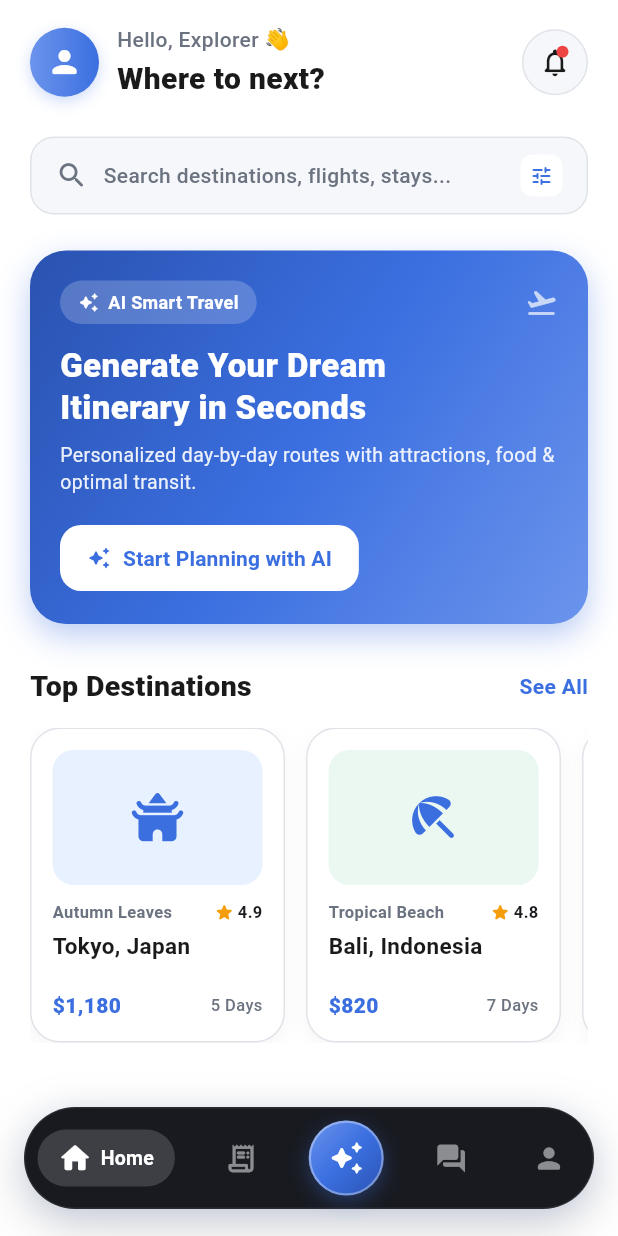
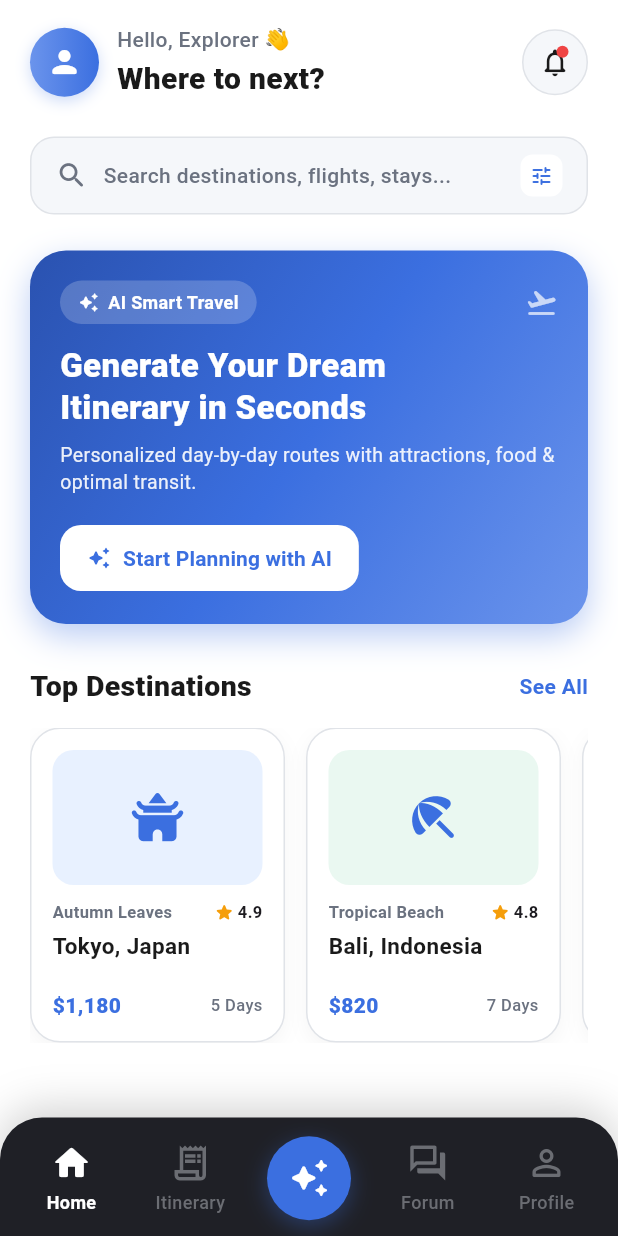
Before and after one commit to Rasyyao/tripo-flutter, a Flutter app: the MainPage screen opened directly, on a phone screen of 412 x 824 dp. Run offline on Flutter 3.47's test engine with Material 3 defaults, Android fonts, the phone set to English and light mode, and no system bars; our stand-ins replace flutter_bloc, flutter_svg.

Commit message:
fix: navigation bar

```diff
--- a/lib/widgets/floating_pill_nav_bar.dart
+++ b/lib/widgets/floating_pill_nav_bar.dart
@@ -18,7 +18,7 @@ class FloatingPillNavBar extends StatelessWidget {
   Color get _navBarBgColor {
     switch (theme) {
       case NavBarTheme.dark:
-        return const Color(0xFF181A20);
+        return const Color(0xFF1F2026);
       case NavBarTheme.light:
         return Colors.white;
       case NavBarTheme.primary:
@@ -29,7 +29,7 @@ class FloatingPillNavBar extends StatelessWidget {
   Color get _unselectedItemColor {
     switch (theme) {
       case NavBarTheme.dark:
-        return Colors.white.withOpacity(0.5);
+        return const Color(0xFF6B6D73);
       case NavBarTheme.light:
         return AppColors.textSecondary;
       case NavBarTheme.primary:
@@ -48,14 +48,20 @@ class FloatingPillNavBar extends StatelessWidget {
     }
   }
 
-  Color get _selectedPillBgColor {
+  Color get _centerColor =>
+      theme == NavBarTheme.primary ? Colors.white : AppColors.primary;
+
+  Color get _centerIconColor =>
+      theme == NavBarTheme.primary ? AppColors.primary : Colors.white;
+
+  Color get _homeIndicatorColor {
     switch (theme) {
       case NavBarTheme.dark:
-        return Colors.white.withOpacity(0.16);
+        return const Color(0xFF6B6D73);
       case NavBarTheme.light:
-        return AppColors.primary.withOpacity(0.12);
+        return Colors.black.withOpacity(0.2);
       case NavBarTheme.primary:
-        return Colors.white.withOpacity(0.22);
+        return Colors.white.withOpacity(0.5);
     }
   }
 
@@ -63,94 +69,127 @@ class FloatingPillNavBar extends StatelessWidget {
   Widget build(BuildContext context) {
     final bottomPadding = MediaQuery.of(context).padding.bottom;
 
-    return Padding(
+    return Container(
       padding: EdgeInsets.only(
-        left: 16,
-        right: 16,
-        bottom: bottomPadding > 0 ? bottomPadding + 6 : 18,
+        top: 12,
+        left: 8,
+        right: 8,
+        bottom: bottomPadding > 0 ? bottomPadding : 10,
       ),
-      child: Center(
-        child: ConstrainedBox(
-          constraints: const BoxConstraints(maxWidth: 440),
-          child: Container(
-            height: 68,
-            padding: const EdgeInsets.symmetric(horizontal: 8, vertical: 8),
       decoration: BoxDecoration(
         color: _navBarBgColor,
-              borderRadius: BorderRadius.circular(999),
-              border: Border.all(
-                color: theme == NavBarTheme.light
-                    ? AppColors.border
-                    : Colors.white.withOpacity(0.08),
-                width: 1,
-              ),
+        borderRadius: const BorderRadius.vertical(top: Radius.circular(28)),
         boxShadow: [
           BoxShadow(
             color: Colors.black.withOpacity(0.18),
-                  blurRadius: 28,
-                  offset: const Offset(0, 10),
-                ),
-                BoxShadow(
-                  color: AppColors.primary.withOpacity(0.12),
-                  blurRadius: 16,
-                  offset: const Offset(0, 4),
+            blurRadius: 24,
+            offset: const Offset(0, -6),
           ),
         ],
       ),
-            child: Row(
-              mainAxisAlignment: MainAxisAlignment.spaceBetween,
+      child: Column(
+        mainAxisSize: MainAxisSize.min,
         children: [
-                // Tab 0: Home
-                _PillNavItem(
-                  icon: Icons.home_rounded,
+          Row(
+            crossAxisAlignment: CrossAxisAlignment.center,
+            children: [
+              _NavItem(
+                icon: Icons.home_outlined,
+                selectedIcon: Icons.home_rounded,
                 label: 'Home',
                 isSelected: currentIndex == 0,
                 onTap: () => onTap(0),
                 selectedColor: _selectedItemColor,
                 unselectedColor: _unselectedItemColor,
-                  pillBgColor: _selectedPillBgColor,
               ),
-
-                // Tab 1: My Itinerary & logs
-                _PillNavItem(
-                  icon: Icons.receipt_long_rounded,
+              _NavItem(
+                icon: Icons.receipt_long_outlined,
+                selectedIcon: Icons.receipt_long_rounded,
                 label: 'Itinerary',
                 isSelected: currentIndex == 1,
                 onTap: () => onTap(1),
                 selectedColor: _selectedItemColor,
                 unselectedColor: _unselectedItemColor,
-                  pillBgColor: _selectedPillBgColor,
               ),
-
-                // Tab 2: Middle AI Itinerary Planner Button
-                _CenterAiNavButton(
+              Expanded(
+                child: _CenterAiNavButton(
                   isSelected: currentIndex == 2,
                   onTap: () => onTap(2),
+                  color: _centerColor,
+                  iconColor: _centerIconColor,
                 ),
-
-                // Tab 3: Forum / Community
-                _PillNavItem(
-                  icon: Icons.forum_rounded,
+              ),
+              _NavItem(
+                icon: Icons.forum_outlined,
+                selectedIcon: Icons.forum_rounded,
                 label: 'Forum',
                 isSelected: currentIndex == 3,
                 onTap: () => onTap(3),
                 selectedColor: _selectedItemColor,
                 unselectedColor: _unselectedItemColor,
-                  pillBgColor: _selectedPillBgColor,
               ),
-
-                // Tab 4: Profile
-                _PillNavItem(
-                  icon: Icons.person_rounded,
+              _NavItem(
+                icon: Icons.person_outline_rounded,
+                selectedIcon: Icons.person_rounded,
                 label: 'Profile',
                 isSelected: currentIndex == 4,
                 onTap: () => onTap(4),
                 selectedColor: _selectedItemColor,
                 unselectedColor: _unselectedItemColor,
-                  pillBgColor: _selectedPillBgColor,
               ),
             ],
           ),
+        ],
+      ),
+    );
+  }
+}
+
+class _NavItem extends StatelessWidget {
+  const _NavItem({
+    required this.icon,
+    required this.selectedIcon,
+    required this.label,
+    required this.isSelected,
+    required this.onTap,
+    required this.selectedColor,
+    required this.unselectedColor,
+  });
+
+  final IconData icon;
+  final IconData selectedIcon;
+  final String label;
+  final bool isSelected;
+  final VoidCallback onTap;
+  final Color selectedColor;
+  final Color unselectedColor;
+
+  @override
+  Widget build(BuildContext context) {
+    final color = isSelected ? selectedColor : unselectedColor;
+
+    return Expanded(
+      child: GestureDetector(
+        onTap: onTap,
+        behavior: HitTestBehavior.opaque,
+        child: Padding(
+          padding: const EdgeInsets.symmetric(vertical: 4),
+          child: Column(
+            mainAxisSize: MainAxisSize.min,
+            children: [
+              Icon(isSelected ? selectedIcon : icon, color: color, size: 28),
+              const SizedBox(height: 4),
+              Text(
+                label,
+                maxLines: 1,
+                overflow: TextOverflow.ellipsis,
+                style: TextStyle(
+                  fontSize: 12,
+                  fontWeight: isSelected ? FontWeight.w600 : FontWeight.w500,
+                  color: color,
+                ),
+              ),
+            ],
           ),
         ),
       ),
@@ -158,171 +197,46 @@ class FloatingPillNavBar extends StatelessWidget {
   }
 }
 
-class _PillNavItem extends StatelessWidget {
-  const _PillNavItem({
-    required this.icon,
-    required this.label,
+class _CenterAiNavButton extends StatelessWidget {
+  const _CenterAiNavButton({
     required this.isSelected,
     required this.onTap,
-    required this.selectedColor,
-    required this.unselectedColor,
-    required this.pillBgColor,
+    required this.color,
+    required this.iconColor,
   });
 
-  final IconData icon;
-  final String label;
   final bool isSelected;
   final VoidCallback onTap;
-  final Color selectedColor;
-  final Color unselectedColor;
-  final Color pillBgColor;
+  final Color color;
+  final Color iconColor;
 
   @override
   Widget build(BuildContext context) {
     return GestureDetector(
       onTap: onTap,
       behavior: HitTestBehavior.opaque,
-      child: AnimatedContainer(
-        duration: const Duration(milliseconds: 280),
-        curve: Curves.easeOutCubic,
-        padding: EdgeInsets.symmetric(
-          horizontal: isSelected ? 14 : 10,
-          vertical: 8,
-        ),
-        decoration: BoxDecoration(
-          color: isSelected ? pillBgColor : Colors.transparent,
-          borderRadius: BorderRadius.circular(999),
-        ),
-        child: Row(
-          mainAxisSize: MainAxisSize.min,
-          children: [
-            TweenAnimationBuilder<double>(
-              tween: Tween(begin: 1.0, end: isSelected ? 1.08 : 1.0),
+      child: Center(
+        child: AnimatedScale(
+          scale: isSelected ? 1.08 : 1.0,
           duration: const Duration(milliseconds: 240),
           curve: Curves.easeOutBack,
-              builder: (_, scale, child) => Transform.scale(scale: scale, child: child),
-              child: Icon(
-                icon,
-                color: isSelected ? selectedColor : unselectedColor,
-                size: 22,
-              ),
-            ),
-            AnimatedSize(
-              duration: const Duration(milliseconds: 260),
-              curve: Curves.easeOutCubic,
-              alignment: Alignment.centerLeft,
-              child: isSelected
-                  ? Padding(
-                      padding: const EdgeInsets.only(left: 6),
-                      child: AnimatedOpacity(
-                        duration: const Duration(milliseconds: 220),
-                        opacity: isSelected ? 1.0 : 0.0,
-                        child: Text(
-                          label,
-                          style: TextStyle(
-                            fontSize: 13,
-                            fontWeight: FontWeight.w700,
-                            color: selectedColor,
-                            letterSpacing: 0.2,
-                          ),
-                          maxLines: 1,
-                          overflow: TextOverflow.clip,
-                        ),
-                      ),
-                    )
-                  : const SizedBox.shrink(),
+          child: Container(
+            padding: const EdgeInsets.all(14),
+            decoration: BoxDecoration(
+              color: color,
+              shape: BoxShape.circle,
+              boxShadow: [
+                BoxShadow(
+                  color: color.withOpacity(isSelected ? 0.55 : 0.35),
+                  blurRadius: isSelected ? 18 : 12,
+                  offset: const Offset(0, 4),
                 ),
               ],
+            ),
+            child: Icon(Icons.auto_awesome_rounded, color: iconColor, size: 28),
+          ),
         ),
       ),
     );
   }
 }
-
-class _CenterAiNavButton extends StatefulWidget {
-  const _CenterAiNavButton({
-    required this.isSelected,
-    required this.onTap,
-  });
-
-  final bool isSelected;
-  final VoidCallback onTap;
-
-  @override
-  State<_CenterAiNavButton> createState() => _CenterAiNavButtonState();
-}
-
-class _CenterAiNavButtonState extends State<_CenterAiNavButton>
-    with SingleTickerProviderStateMixin {
-  late final AnimationController _pulseController;
-
-  @override
-  void initState() {
-    super.initState();
-    _pulseController = AnimationController(
-      vsync: this,
-      duration: const Duration(milliseconds: 2000),
-    )..repeat(reverse: true);
-  }
-
-  @override
-  void dispose() {
-    _pulseController.dispose();
-    super.dispose();
-  }
-
-  @override
-  Widget build(BuildContext context) {
-    return GestureDetector(
-      onTap: widget.onTap,
-      child: AnimatedBuilder(
-        animation: _pulseController,
-        builder: (context, child) {
-          final pulse = 1.0 + (_pulseController.value * 0.06);
-
-          return Transform.scale(
-            scale: widget.isSelected ? pulse : 1.0,
-            child: Container(
-              width: 52,
-              height: 52,
-              decoration: BoxDecoration(
-                shape: BoxShape.circle,
-                gradient: const LinearGradient(
-                  colors: [
-                    AppColors.primaryLight,
-                    AppColors.primary,
-                    AppColors.primaryDark,
-                  ],
-                  begin: Alignment.topLeft,
-                  end: Alignment.bottomRight,
-                ),
-                border: Border.all(
-                  color: widget.isSelected
-                      ? Colors.white
-                      : Colors.white.withOpacity(0.35),
-                  width: widget.isSelected ? 2.5 : 1.5,
-                ),
-                boxShadow: [
-                  BoxShadow(
-                    color: AppColors.primary.withOpacity(
-                      widget.isSelected ? 0.6 : 0.35,
-                    ),
-                    blurRadius: widget.isSelected ? 16 : 10,
-                    offset: const Offset(0, 4),
-                  ),
-                ],
-              ),
-              child: Center(
-                child: Icon(
-                  Icons.auto_awesome_rounded,
-                  color: Colors.white,
-                  size: widget.isSelected ? 26 : 24,
-                ),
-              ),
-            ),
-          );
-        },
-      ),
-    );
-  }
-}
```
Lines whose indentation alone changed are shown as unchanged.
